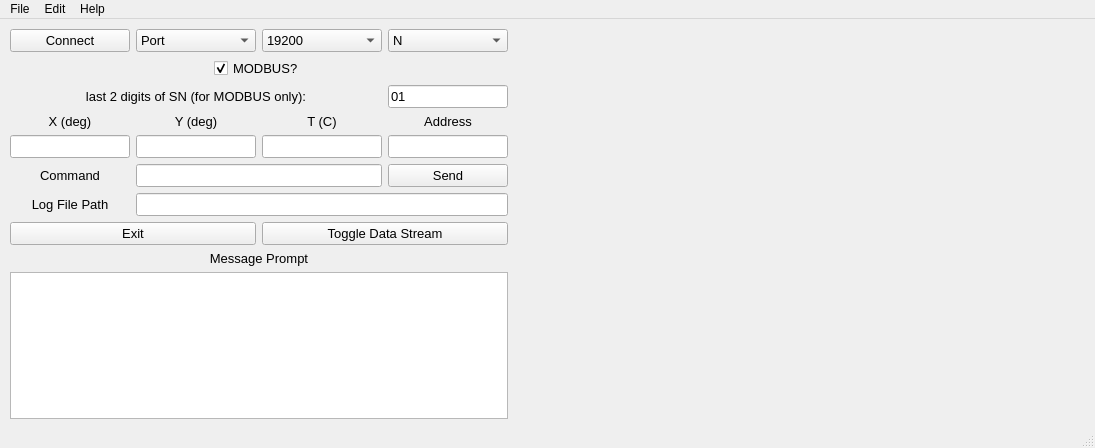
Old version of the form JDx_display.ui in the repository JewellInstruments/JDx_Quick_Setup.
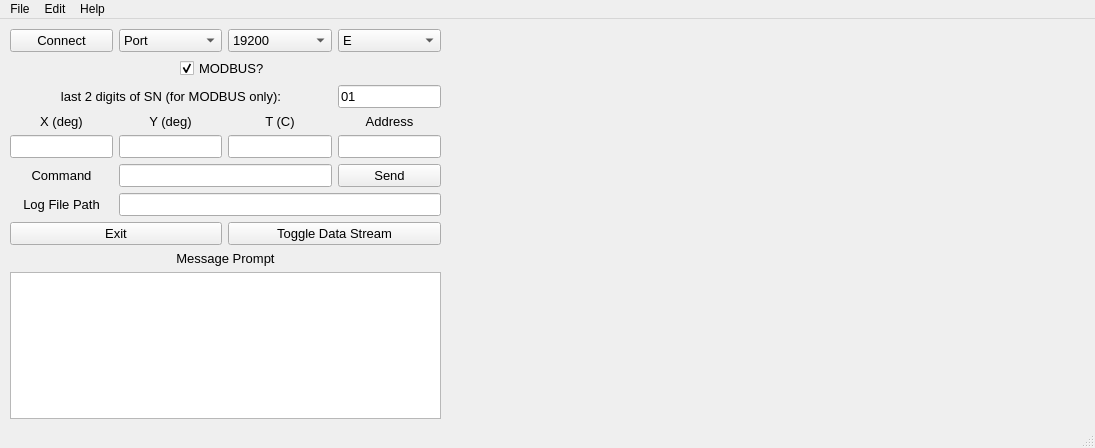
New version of the form. Custom widgets are drawn as their Qt base class.

Commit message: connection to modbus working

The edit to the form file:
```diff
--- a/JDx_display.ui
+++ b/JDx_display.ui
@@ -34,7 +34,7 @@
      <rect>
       <x>10</x>
       <y>10</y>
-      <width>498</width>
+      <width>431</width>
       <height>390</height>
      </rect>
     </property>
@@ -124,10 +124,10 @@
         </font>
        </property>
        <property name="currentText">
-        <string>N</string>
+        <string>E</string>
        </property>
        <property name="currentIndex">
-        <number>1</number>
+        <number>2</number>
        </property>
        <item>
         <property name="text">
```
The commit also changes 2 other files.
